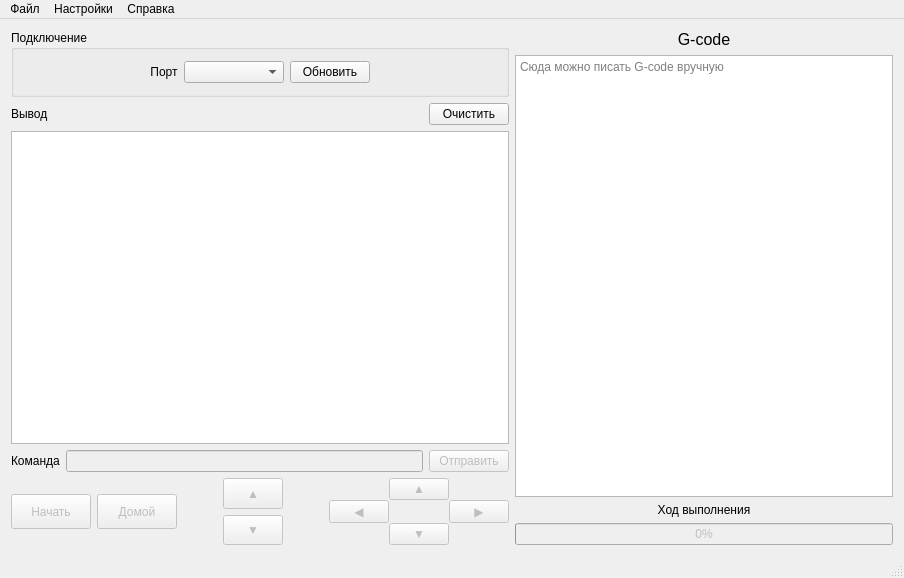
The window that mainwindow.ui (vladislick/CNCRun) describes before a commit, drawn with Qt 5.
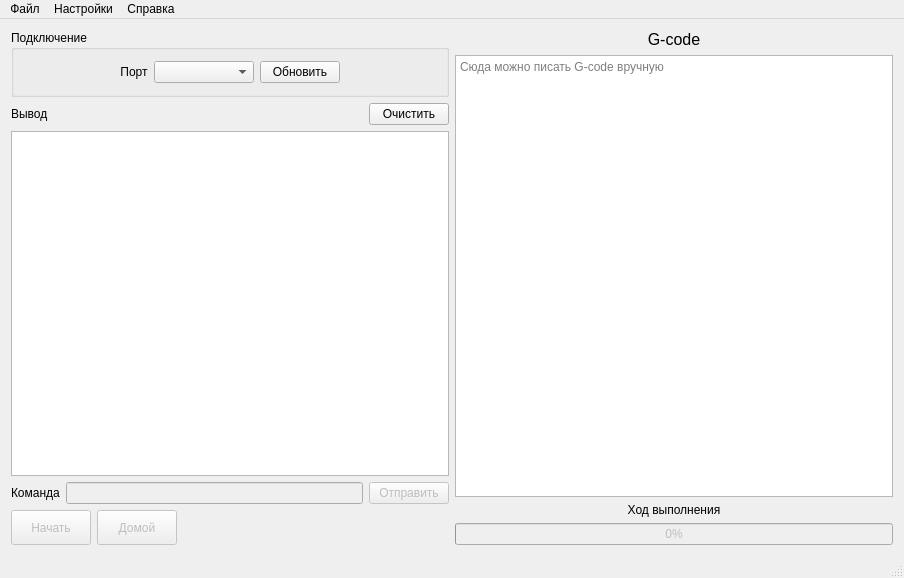
The same window after the commit.

The edit to the form file:
```diff
--- a/mainwindow.ui
+++ b/mainwindow.ui
@@ -229,132 +229,6 @@
           </property>
          </spacer>
         </item>
-        <item>
-         <layout class="QGridLayout" name="gridLayout_2">
-          <item row="0" column="0">
-           <widget class="QPushButton" name="button_up">
-            <property name="enabled">
-             <bool>false</bool>
-            </property>
-            <property name="maximumSize">
-             <size>
-              <width>60</width>
-              <height>60</height>
-             </size>
-            </property>
-            <property name="text">
-             <string>▲</string>
-            </property>
-           </widget>
-          </item>
-          <item row="1" column="0">
-           <widget class="QPushButton" name="button_down">
-            <property name="enabled">
-             <bool>false</bool>
-            </property>
-            <property name="maximumSize">
-             <size>
-              <width>60</width>
-              <height>60</height>
-             </size>
-            </property>
-            <property name="text">
-             <string>▼</string>
-            </property>
-           </widget>
-          </item>
-         </layout>
-        </item>
-        <item>
-         <spacer name="horizontalSpacer_5">
-          <property name="orientation">
-           <enum>Qt::Horizontal</enum>
-          </property>
-          <property name="sizeHint" stdset="0">
-           <size>
-            <width>40</width>
-            <height>20</height>
-           </size>
-          </property>
-         </spacer>
-        </item>
-        <item>
-         <layout class="QGridLayout" name="gridLayout">
-          <property name="spacing">
-           <number>0</number>
-          </property>
-          <item row="2" column="1">
-           <widget class="QPushButton" name="button_left">
-            <property name="enabled">
-             <bool>false</bool>
-            </property>
-            <property name="sizePolicy">
-             <sizepolicy hsizetype="Fixed" vsizetype="Fixed">
-              <horstretch>0</horstretch>
-              <verstretch>0</verstretch>
-             </sizepolicy>
-            </property>
-            <property name="maximumSize">
-             <size>
-              <width>60</width>
-              <height>60</height>
-             </size>
-            </property>
-            <property name="text">
-             <string>◀</string>
-            </property>
-           </widget>
-          </item>
-          <item row="1" column="2">
-           <widget class="QPushButton" name="button_forward">
-            <property name="enabled">
-             <bool>false</bool>
-            </property>
-            <property name="maximumSize">
-             <size>
-              <width>60</width>
-              <height>60</height>
-             </size>
-            </property>
-            <property name="text">
-             <string>▲</string>
-            </property>
-           </widget>
-          </item>
-          <item row="3" column="2">
-           <widget class="QPushButton" name="button_backward">
-            <property name="enabled">
-             <bool>false</bool>
-            </property>
-            <property name="maximumSize">
-             <size>
-              <width>60</width>
-              <height>60</height>
-             </size>
-            </property>
-            <property name="text">
-             <string>▼</string>
-            </property>
-           </widget>
-          </item>
-          <item row="2" column="3">
-           <widget class="QPushButton" name="button_right">
-            <property name="enabled">
-             <bool>false</bool>
-            </property>
-            <property name="maximumSize">
-             <size>
-              <width>60</width>
-              <height>60</height>
-             </size>
-            </property>
-            <property name="text">
-             <string>▶</string>
-            </property>
-           </widget>
-          </item>
-         </layout>
-        </item>
        </layout>
       </item>
      </layout>
```
